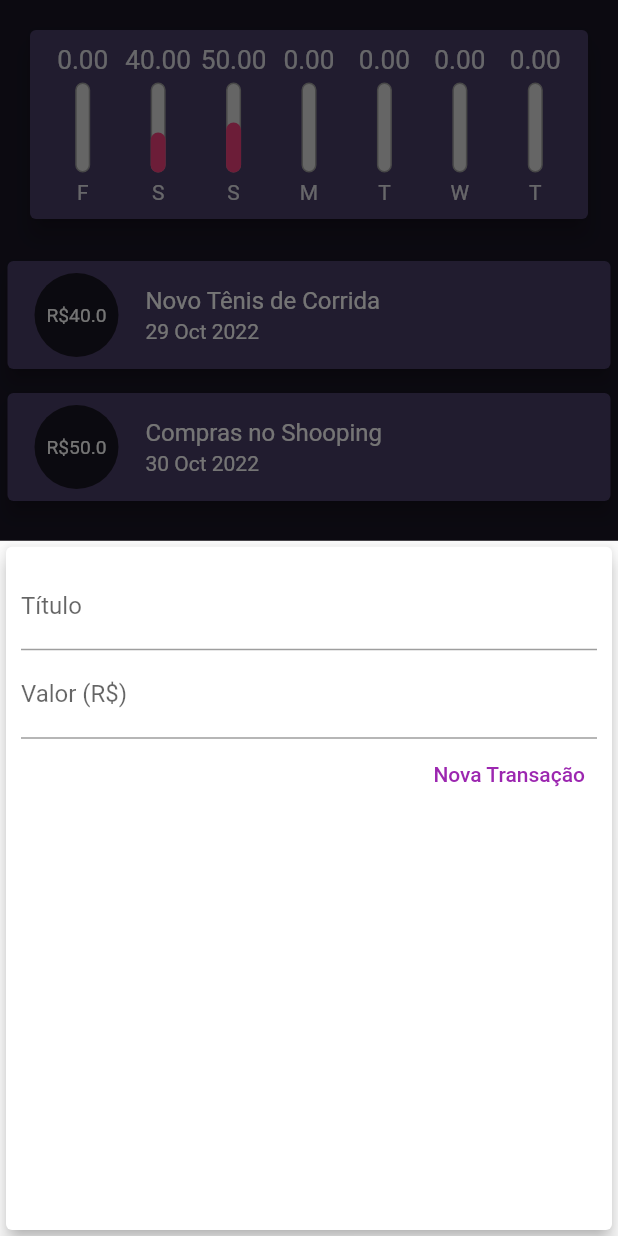
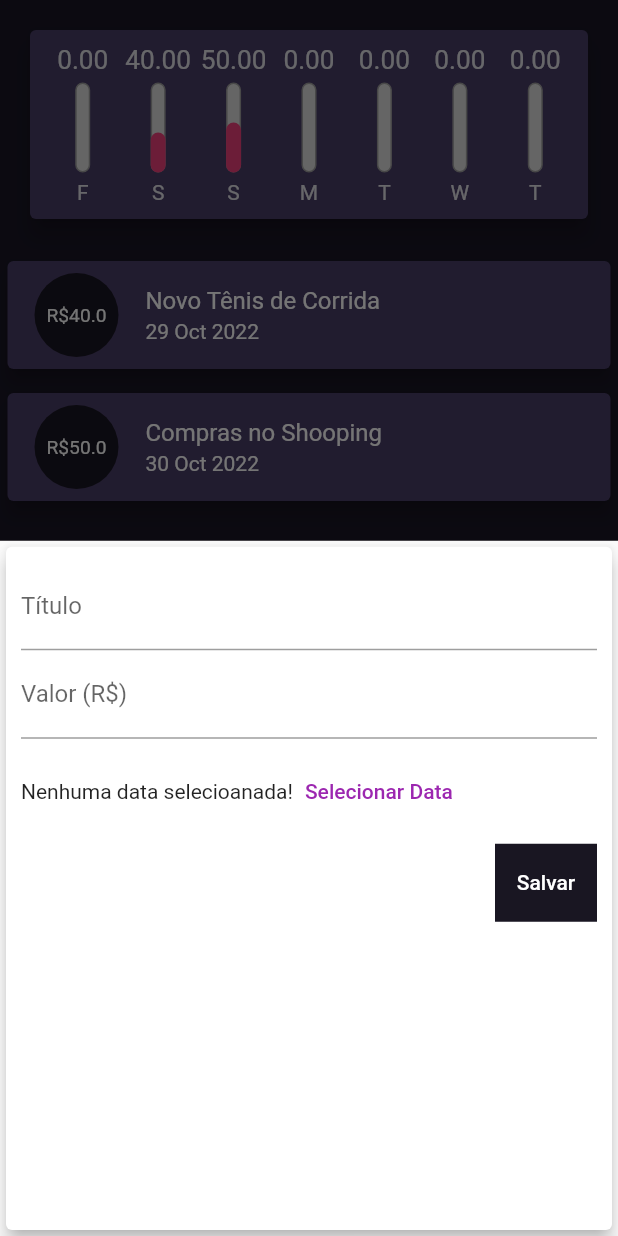
Before and after one commit to neresleonardo/personal_expenses, a Flutter app: the screen it shows after launch, after a tap on the "add" icon, on a phone screen of 412 x 824 dp. Run offline on Flutter 3.47's test engine with Material 2 defaults, Android fonts, the phone set to English and light mode, and no system bars.

Commit message:
fit transaction color and data

```diff
--- a/expenses/lib/Components/transaction_form.dart
+++ b/expenses/lib/Components/transaction_form.dart
@@ -49,17 +49,38 @@ class _TransactionFormState extends State<TransactionForm> {
                 labelText: 'Valor (R\$)',
               ),
             ),
+            Container(
+              height: 70,
+              child: Row(
+                children: [
+                  Text('Nenhuma data selecioanada!'),
+                  TextButton(
+                    child: const Text(
+                      'Selecionar Data',
+                      style: TextStyle(
+                        color: Colors.purple,
+                      ),
+                    ),
+                    onPressed: _submitForm,
+                  )
+                ],
+              ),
+            ),
             Row(
               mainAxisAlignment: MainAxisAlignment.end,
               children: <Widget>[
-                TextButton(
-                  child: const Text(
-                    'Nova Transação',
-                    style: TextStyle(
-                      color: Colors.purple,
+                Container(
+                  padding: const EdgeInsets.all(2),
+                  color: Color(0xff191622),
+                  child: TextButton(
+                    child: const Text(
+                      'Salvar',
+                      style: TextStyle(
+                        color: Colors.white,
+                      ),
                     ),
+                    onPressed: _submitForm,
                   ),
-                  onPressed: _submitForm,
                 )
               ],
             ),
```
